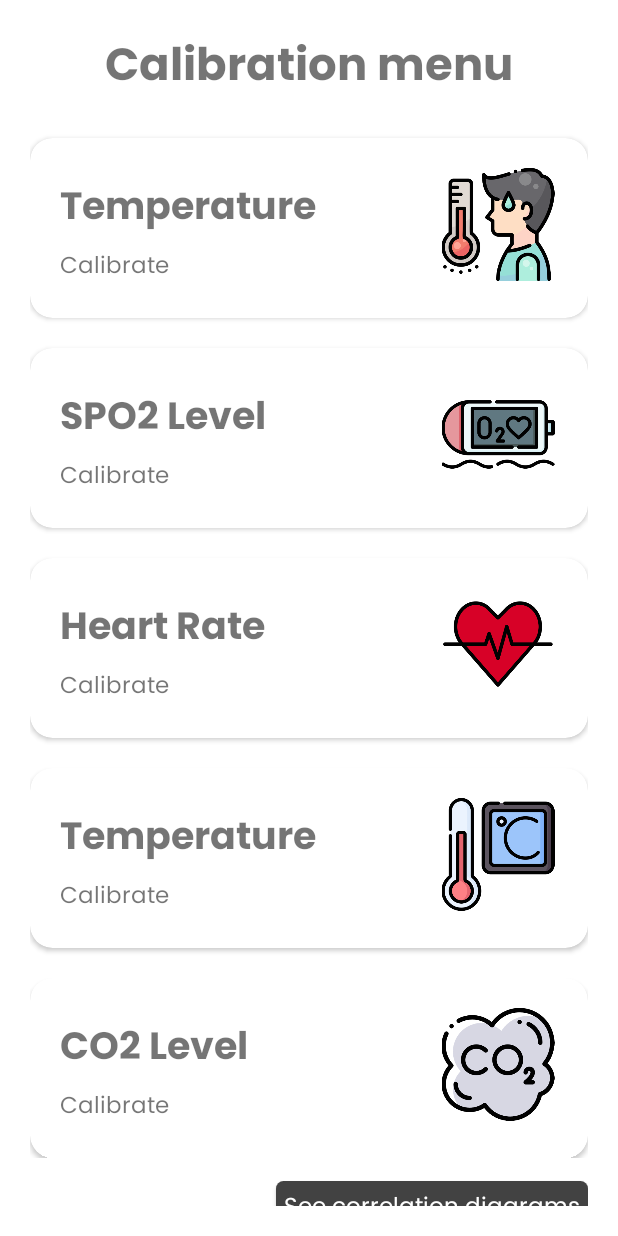
After one commit to hernanrodrguez/mqtt-gibio, an Android app: the fragment CalibrateFragment shown on its own in the app's theme, on a phone screen of 412 x 824 dp. The commit adds this screen. Run offline under Robolectric (Android 15) with nearby library versions, the phone set to English and light mode, and no system bars.

Commit message:
Comienzo con Menú de Calibración
Se desarrolló el layout, el fragment, se incluyó en el menú lateral,
pero por ahora no tiene funcionalidad más que la visual.
Está basado en el menú de la última medición de una persona.

```diff
--- /dev/null
+++ b/app/src/main/java/com/example/mqttandroid/CalibrateFragment.java
@@ -0,0 +1,64 @@
+package com.example.mqttandroid;
+
+import android.os.Bundle;
+
+import androidx.fragment.app.Fragment;
+
+import android.view.LayoutInflater;
+import android.view.View;
+import android.view.ViewGroup;
+
+/**
+ * A simple {@link Fragment} subclass.
+ * Use the {@link CalibrateFragment#newInstance} factory method to
+ * create an instance of this fragment.
+ */
+public class CalibrateFragment extends Fragment {
+
+    // TODO: Rename parameter arguments, choose names that match
+    // the fragment initialization parameters, e.g. ARG_ITEM_NUMBER
+    private static final String ARG_PARAM1 = "param1";
+    private static final String ARG_PARAM2 = "param2";
+
+    // TODO: Rename and change types of parameters
+    private String mParam1;
+    private String mParam2;
+
+    public CalibrateFragment() {
+        // Required empty public constructor
+    }
+
+    /**
+     * Use this factory method to create a new instance of
+     * this fragment using the provided parameters.
+     *
+     * @param param1 Parameter 1.
+     * @param param2 Parameter 2.
+     * @return A new instance of fragment CalibrateFragment.
+     */
+    // TODO: Rename and change types and number of parameters
+    public static CalibrateFragment newInstance(String param1, String param2) {
+        CalibrateFragment fragment = new CalibrateFragment();
+        Bundle args = new Bundle();
+        args.putString(ARG_PARAM1, param1);
+        args.putString(ARG_PARAM2, param2);
+        fragment.setArguments(args);
+        return fragment;
+    }
+
+    @Override
+    public void onCreate(Bundle savedInstanceState) {
+        super.onCreate(savedInstanceState);
+        if (getArguments() != null) {
+            mParam1 = getArguments().getString(ARG_PARAM1);
+            mParam2 = getArguments().getString(ARG_PARAM2);
+        }
+    }
+
+    @Override
+    public View onCreateView(LayoutInflater inflater, ViewGroup container,
+                             Bundle savedInstanceState) {
+        // Inflate the layout for this fragment
+        return inflater.inflate(R.layout.fragment_calibrate, container, false);
+    }
+}
--- a/app/src/main/java/com/example/mqttandroid/Constants.java
+++ b/app/src/main/java/com/example/mqttandroid/Constants.java
@@ -35,7 +35,8 @@ public final class Constants {
     public final static int MAP_ID = 8;
     public final static int SETTINGS_ID = 9;
     public final static int HR_ID = 10;
-    public final static int[] IDS = new int[]{TEMP_OBJ_ID, TEMP_AMB_ID, CO2_ID, SPO2_ID, ROOMS_ID, PERSON_ID, PEOPLE_ID, MAP_ID, SETTINGS_ID, HR_ID};
+    public final static int CALIBRATE_ID = 11;
+    public final static int[] IDS = new int[]{TEMP_OBJ_ID, TEMP_AMB_ID, CO2_ID, SPO2_ID, ROOMS_ID, PERSON_ID, PEOPLE_ID, MAP_ID, SETTINGS_ID, HR_ID, CALIBRATE_ID};
     public final static int[] MEAS_IDS = new int[]{TEMP_OBJ_ID, TEMP_AMB_ID, CO2_ID, SPO2_ID, HR_ID};
 
     public final static double TH_TEMP = 37.5;
--- a/app/src/main/java/com/example/mqttandroid/MainActivity.java
+++ b/app/src/main/java/com/example/mqttandroid/MainActivity.java
@@ -53,6 +53,7 @@ public class MainActivity extends AppCompatActivity implements MqttListener, ICo
 
     private HomeFragment homeFragment;
     private PlotFragment plotFragment;
+    private CalibrateFragment calibrateFragment;
     private PersonFragment personFragment;
 
     private DrawerLayout drawerLayout;
@@ -188,6 +189,9 @@ public class MainActivity extends AppCompatActivity implements MqttListener, ICo
                 break;
             case R.id.nav_bug:
                 SetUpMainActivity();
+                break;
+            case R.id.nav_calibration:
+                BtnClicked(Constants.CALIBRATE_ID);
                 break;
         }
         drawerLayout.closeDrawer(GravityCompat.START);
@@ -494,6 +498,11 @@ public class MainActivity extends AppCompatActivity implements MqttListener, ICo
             Toast.makeText(this, R.string.lbl_no_meas, Toast.LENGTH_SHORT).show();
     }
 
+    private void SetUpCalibrateFragment(){
+        calibrateFragment = new CalibrateFragment();
+        getSupportFragmentManager().beginTransaction().replace(R.id.fragHome, calibrateFragment).addToBackStack(null).commit();
+    }
+
     @Override
     public void MessageArrived(String topic, String msg) {
         try{
@@ -550,6 +559,9 @@ public class MainActivity extends AppCompatActivity implements MqttListener, ICo
                 break;
             case Constants.SETTINGS_ID:
                 SetUpSettingsActivity();
+                break;
+            case Constants.CALIBRATE_ID:
+                SetUpCalibrateFragment();
                 break;
             default:
                 break;
--- /dev/null
+++ b/app/src/main/res/layout/fragment_calibrate.xml
@@ -0,0 +1,288 @@
+<?xml version="1.0" encoding="utf-8"?>
+<ScrollView xmlns:android="http://schemas.android.com/apk/res/android"
+    xmlns:app="http://schemas.android.com/apk/res-auto"
+    android:orientation="vertical"
+    android:layout_width="match_parent"
+    android:layout_height="match_parent"
+    android:padding="20dp">
+
+    <!-->src: https://www.youtube.com/watch?v=LX61IJI6wGw <-->
+
+    <LinearLayout
+        android:layout_width="match_parent"
+        android:layout_height="wrap_content"
+        android:orientation="vertical">
+
+        <LinearLayout
+            android:layout_width="match_parent"
+            android:layout_height="wrap_content"
+            android:orientation="vertical">
+
+            <TextView
+                android:id="@+id/tv_title_calibrate"
+                android:text="@string/lbl_calibrate_title"
+                android:layout_width="match_parent"
+                android:layout_height="wrap_content"
+                android:textSize="30sp"
+                android:textAlignment="center"
+                android:fontFamily="@font/poppins_bold" />
+
+        </LinearLayout>
+
+        <LinearLayout
+            android:layout_width="match_parent"
+            android:layout_height="wrap_content"
+            android:orientation="vertical">
+
+            <androidx.cardview.widget.CardView
+                android:layout_width="match_parent"
+                android:layout_height="120dp"
+                app:cardCornerRadius="15dp"
+                android:layout_marginTop="20dp">
+
+                <RelativeLayout
+                    android:id="@+id/btnCalibrateTempSubj"
+                    android:layout_width="match_parent"
+                    android:layout_height="match_parent"
+                    android:padding="10dp">
+
+                    <TextView
+                        android:id="@+id/tv_cal_tobj_title"
+                        android:text="@string/lbl_temp_lower"
+                        android:layout_width="wrap_content"
+                        android:layout_height="wrap_content"
+                        android:textSize="25sp"
+                        android:fontFamily="@font/poppins_bold"
+                        android:layout_marginTop="15dp"
+                        android:layout_marginStart="10dp"/>
+                    <TextView
+                        android:id="@+id/tv_cal_tobj"
+                        android:layout_below="@id/tv_cal_tobj_title"
+                        android:text="@string/lbl_calibrate"
+                        android:layout_width="wrap_content"
+                        android:layout_height="wrap_content"
+                        android:textSize="15sp"
+                        android:layout_marginStart="10dp"
+                        android:layout_marginTop="3dp"
+                        android:fontFamily="@font/poppins"/>
+                    <ImageView
+                        android:layout_marginTop="10dp"
+                        android:layout_width="100dp"
+                        android:maxWidth="150dp"
+                        android:layout_height="75dp"
+                        android:maxHeight="100dp"
+                        android:src="@drawable/fever"
+                        android:layout_alignParentEnd="true"/>
+
+                </RelativeLayout>
+
+            </androidx.cardview.widget.CardView>
+
+            <androidx.cardview.widget.CardView
+                android:layout_width="match_parent"
+                android:layout_height="120dp"
+                app:cardCornerRadius="15dp"
+                android:layout_marginTop="20dp">
+
+                <RelativeLayout
+                    android:id="@+id/btnCalibrateSPO2"
+                    android:layout_width="match_parent"
+                    android:layout_height="match_parent"
+                    android:padding="10dp">
+
+                    <TextView
+                        android:id="@+id/tv_cal_spo2_title"
+                        android:text="@string/lbl_spo2_lower"
+                        android:layout_width="wrap_content"
+                        android:layout_height="wrap_content"
+                        android:textSize="25sp"
+                        android:fontFamily="@font/poppins_bold"
+                        android:layout_marginTop="15dp"
+                        android:layout_marginStart="10dp"/>
+                    <TextView
+                        android:id="@+id/tv_cal_spo2"
+                        android:layout_below="@id/tv_cal_spo2_title"
+                        android:text="@string/lbl_calibrate"
+                        android:layout_width="wrap_content"
+                        android:layout_height="wrap_content"
+                        android:textSize="15sp"
+                        android:layout_marginStart="10dp"
+                        android:layout_marginTop="3dp"
+                        android:fontFamily="@font/poppins"/>
+                    <ImageView
+                        android:layout_marginTop="10dp"
+                        android:layout_width="100dp"
+                        android:maxWidth="150dp"
+                        android:layout_height="75dp"
+                        android:maxHeight="100dp"
+                        android:src="@drawable/oximeter"
+                        android:layout_alignParentEnd="true"/>
+
+                </RelativeLayout>
+
+            </androidx.cardview.widget.CardView>
+
+            <androidx.cardview.widget.CardView
+                android:layout_width="match_parent"
+                android:layout_height="120dp"
+                app:cardCornerRadius="15dp"
+                android:layout_marginTop="20dp">
+
+                <RelativeLayout
+                    android:id="@+id/btnCalibrateHeartRate"
+                    android:layout_width="match_parent"
+                    android:layout_height="match_parent"
+                    android:padding="10dp">
+
+                    <TextView
+                        android:id="@+id/tv_cal_hr_title"
+                        android:text="@string/lbl_hr_lower"
+                        android:layout_width="wrap_content"
+                        android:layout_height="wrap_content"
+                        android:textSize="25sp"
+                        android:fontFamily="@font/poppins_bold"
+                        android:layout_marginTop="15dp"
+                        android:layout_marginStart="10dp"/>
+                    <TextView
+                        android:id="@+id/tv_cal_hr"
+                        android:layout_below="@id/tv_cal_hr_title"
+                        android:text="@string/lbl_calibrate"
+                        android:layout_width="wrap_content"
+                        android:layout_height="wrap_content"
+                        android:textSize="15sp"
+                        android:layout_marginStart="10dp"
+                        android:layout_marginTop="3dp"
+                        android:fontFamily="@font/poppins"/>
+                    <ImageView
+                        android:layout_marginTop="10dp"
+                        android:layout_width="100dp"
+                        android:maxWidth="150dp"
+                        android:layout_height="75dp"
+                        android:maxHeight="100dp"
+                        android:src="@drawable/heart_rate"
+                        android:layout_alignParentEnd="true"/>
+
+                </RelativeLayout>
+
+            </androidx.cardview.widget.CardView>
+
+            <androidx.cardview.widget.CardView
+                android:layout_width="match_parent"
+                android:layout_height="120dp"
+                app:cardCornerRadius="15dp"
+                android:layout_marginTop="20dp">
+
+                <RelativeLayout
+                    android:id="@+id/btnCalibrateTempAmb"
+                    android:layout_width="match_parent"
+                    android:layout_height="match_parent"
+                    android:padding="10dp">
+
+                    <TextView
+                        android:id="@+id/tv_cal_tamb_title"
+                        android:text="@string/lbl_temp_lower"
+                        android:layout_width="wrap_content"
+                        android:layout_height="wrap_content"
+                        android:textSize="25sp"
+                        android:fontFamily="@font/poppins_bold"
+                        android:layout_marginTop="15dp"
+                        android:layout_marginStart="10dp"/>
+                    <TextView
+                        android:id="@+id/tv_cal_tamb"
+                        android:layout_below="@id/tv_cal_tamb_title"
+                        android:text="@string/lbl_calibrate"
+                        android:layout_width="wrap_content"
+                        android:layout_height="wrap_content"
+                        android:textSize="15sp"
+                        android:layout_marginStart="10dp"
+                        android:layout_marginTop="3dp"
+                        android:fontFamily="@font/poppins"/>
+                    <ImageView
+                        android:layout_marginTop="10dp"
+                        android:layout_width="100dp"
+                        android:maxWidth="150dp"
+                        android:layout_height="75dp"
+                        android:maxHeight="100dp"
+                        android:src="@drawable/thermometer_thin"
+                        android:layout_alignParentEnd="true"/>
+
+                </RelativeLayout>
+
+            </androidx.cardview.widget.CardView>
+
+            <androidx.cardview.widget.CardView
+                android:layout_width="match_parent"
+                android:layout_height="120dp"
+                app:cardCornerRadius="15dp"
+                android:layout_marginTop="20dp">
+
+                <RelativeLayout
+                    android:id="@+id/btnCalibrateCO2"
+                    android:layout_width="match_parent"
+                    android:layout_height="match_parent"
+                    android:padding="10dp">
+
+                    <TextView
+                        android:id="@+id/tv_cal_co2_title"
+                        android:text="@string/lbl_co2_lower"
+                        android:layout_width="wrap_content"
+                        android:layout_height="wrap_content"
+                        android:textSize="25sp"
+                        android:fontFamily="@font/poppins_bold"
+                        android:layout_marginTop="15dp"
+                        android:layout_marginStart="10dp"/>
+                    <TextView
+                        android:id="@+id/tv_cal_co2"
+                        android:layout_below="@id/tv_cal_co2_title"
+                        android:text="@string/lbl_calibrate"
+                        android:layout_width="wrap_content"
+                        android:layout_height="wrap_content"
+                        android:textSize="15sp"
+                        android:layout_marginStart="10dp"
+                        android:layout_marginTop="3dp"
+                        android:fontFamily="@font/poppins"/>
+                    <ImageView
+                        android:layout_marginTop="10dp"
+                        android:layout_width="100dp"
+                        android:maxWidth="150dp"
+                        android:layout_height="75dp"
+                        android:maxHeight="100dp"
+                        android:src="@drawable/co2"
+                        android:layout_alignParentEnd="true"/>
+
+                </RelativeLayout>
+
+            </androidx.cardview.widget.CardView>
+
+        </LinearLayout>
+
+        <LinearLayout
+            android:layout_width="match_parent"
+            android:layout_height="wrap_content"
+            android:orientation="vertical">
+
+            <androidx.cardview.widget.CardView
+                android:layout_width="wrap_content"
+                android:layout_height="wrap_content"
+                android:layout_gravity="end"
+                app:cardCornerRadius="5dp"
+                android:layout_marginTop="15dp">
+
+                <TextView
+                    android:id="@+id/btnCorrelation"
+                    android:layout_width="wrap_content"
+                    android:layout_height="wrap_content"
+                    android:padding="5dp"
+                    android:text="@string/lbl_correlation"
+                    android:textSize="15sp"
+                    android:fontFamily="@font/poppins"
+                    android:textColor="@color/white"
+                    android:background="@color/cardview_dark_background"/>
+
+            </androidx.cardview.widget.CardView>
+
+        </LinearLayout>
+
+    </LinearLayout>
+
+</ScrollView>
--- a/app/src/main/res/menu/main_menu.xml
+++ b/app/src/main/res/menu/main_menu.xml
@@ -29,6 +29,10 @@
                 android:id="@+id/nav_bug"
                 android:icon="@drawable/bug_icon"
                 android:title="@string/lbl_bug" />
+            <item
+                android:id="@+id/nav_calibration"
+                android:icon="@drawable/calibrate"
+                android:title="@string/lbl_calibrate" />
         </menu>
     </item>
 
--- a/app/src/main/res/values/strings.xml
+++ b/app/src/main/res/values/strings.xml
@@ -58,6 +58,10 @@
     <string name="lbl_subject">SUBJECT</string>
     <string name="lbl_graph_co2">CO2 LEVEL</string>
     <string name="lbl_graph_spo2">SPO2 LEVEL</string>
+    <string name="lbl_temp_lower">Temperature</string>
+    <string name="lbl_hr_lower">Heart Rate</string>
+    <string name="lbl_co2_lower">CO2 Level</string>
+    <string name="lbl_spo2_lower">SPO2 Level</string>
     <string name="lbl_graph_room_obj">%1$s - SUBJECT TEMPERATURE</string>
     <string name="lbl_graph_room_spo2">%1$s - SPO2 LEVEL</string>
     <string name="lbl_axis_samples">Samples[n]</string>
@@ -74,6 +78,9 @@
     <string name="lbl_last_value">%1$.2f%2$s</string>
     <string name="lbl_last_time">Time: %1$s</string>
     <string name="lbl_history">See full history</string>
+    <string name="lbl_calibrate_title">Calibration menu</string>
+    <string name="lbl_calibrate">Calibrate</string>
+    <string name="lbl_correlation">See correlation diagrams</string>
     <string name="err_field">This field cannot be empty</string>
     <string name="err_broker">There is no broker</string>
     <string name="err_connect">Can\'t connect to the broker</string>
```
Also changed, not shown: app/src/main/res/drawable-hdpi/calibrate.png (added), app/src/main/res/drawable-ldpi/calibrate.png (added), app/src/main/res/drawable-mdpi/calibrate.png (added), app/src/main/res/drawable-xhdpi/calibrate.png (added), app/src/main/res/drawable-xxhdpi/calibrate.png (added), app/src/main/res/drawable-xxxhdpi/calibrate.png (added), 1 other file.
